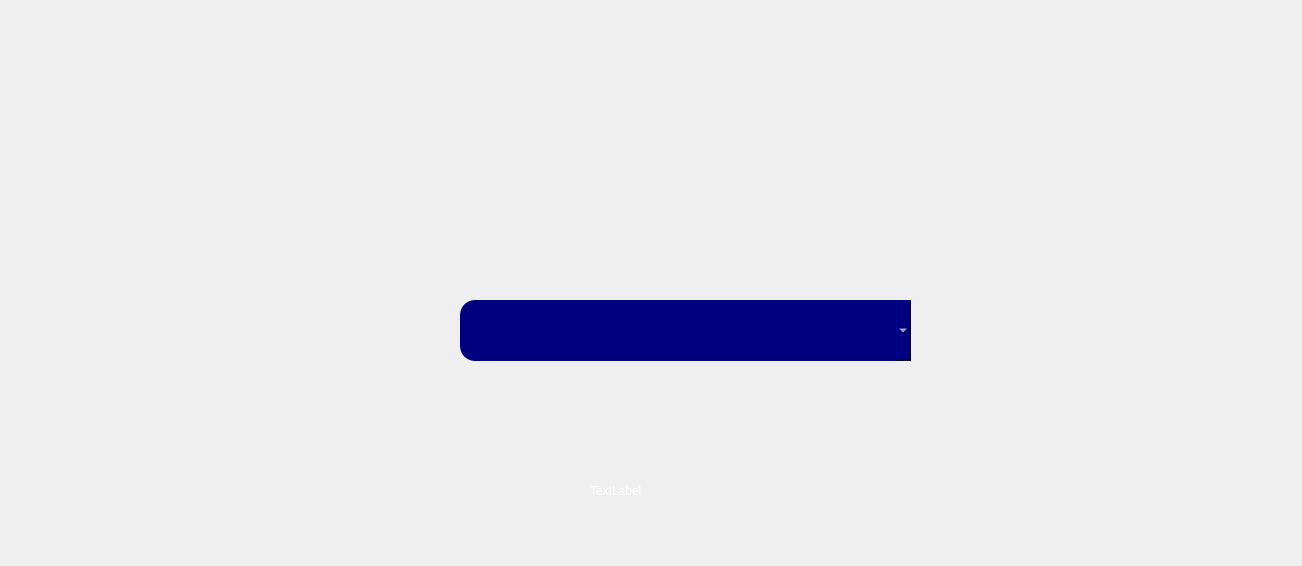
Qt form viewgrades.ui (0Abdalla0/courseRegistration) before a commit.
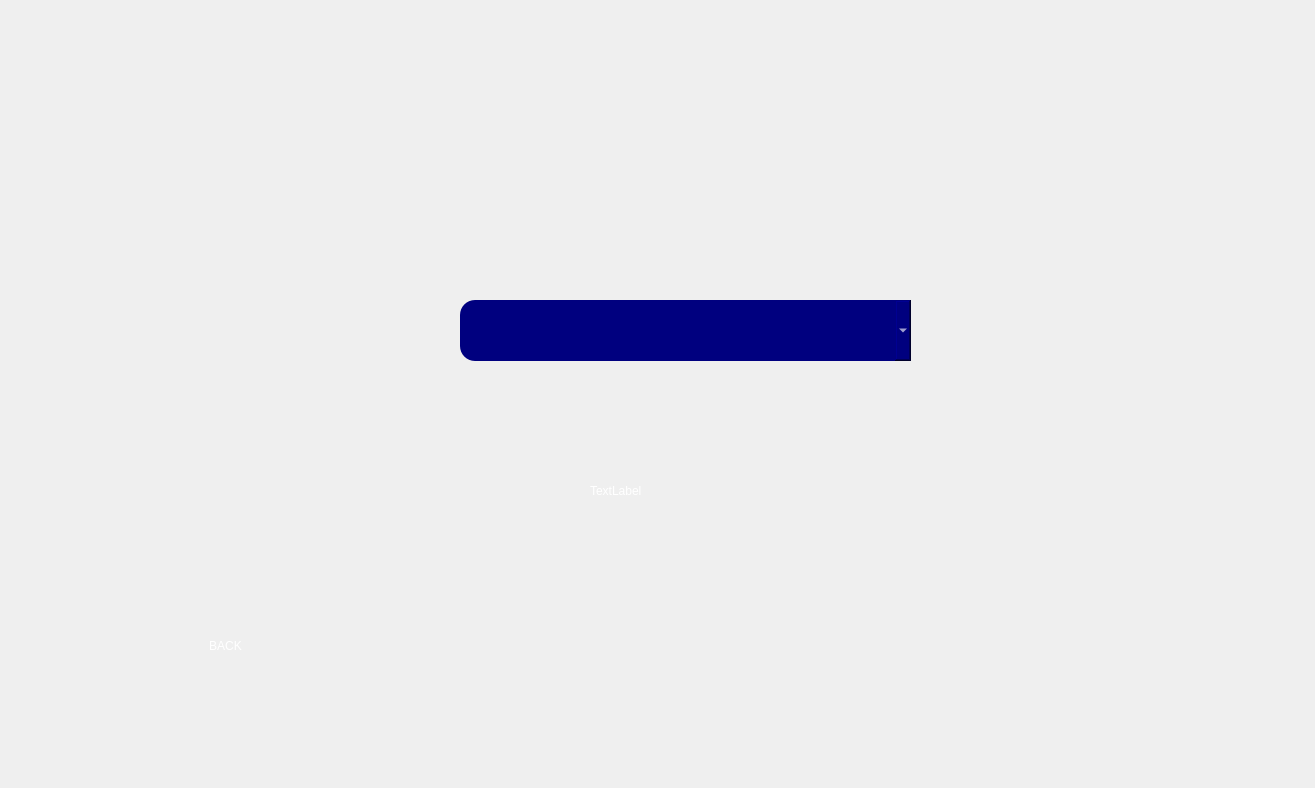
The same form after that commit. Icons and pictures are not drawn.

Diff of the .ui file:
```diff
--- a/viewgrades.ui
+++ b/viewgrades.ui
@@ -6,8 +6,8 @@
    <rect>
     <x>0</x>
     <y>0</y>
-    <width>1302</width>
-    <height>566</height>
+    <width>1315</width>
+    <height>788</height>
    </rect>
   </property>
   <property name="windowTitle">
@@ -50,6 +50,24 @@
 font: 22pt &quot;Segoe UI&quot;;</string>
    </property>
   </widget>
+  <widget class="QPushButton" name="pushButton">
+   <property name="geometry">
+    <rect>
+     <x>150</x>
+     <y>620</y>
+     <width>151</width>
+     <height>51</height>
+    </rect>
+   </property>
+   <property name="styleSheet">
+    <string notr="true">BORDER-RADIUS:25%;
+font: 20pt &quot;Segoe UI&quot;;
+color:white;</string>
+   </property>
+   <property name="text">
+    <string>BACK</string>
+   </property>
+  </widget>
  </widget>
  <resources/>
  <connections/>
```
